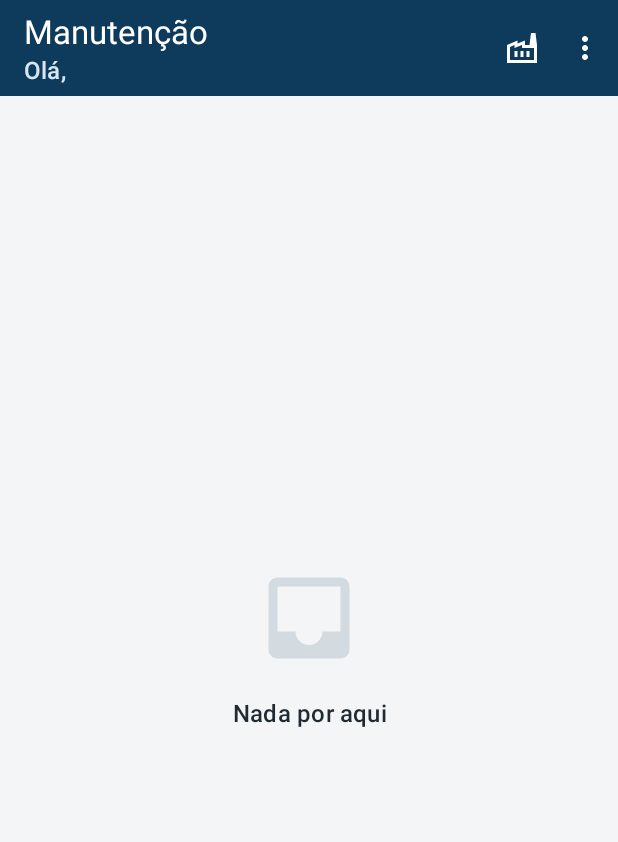
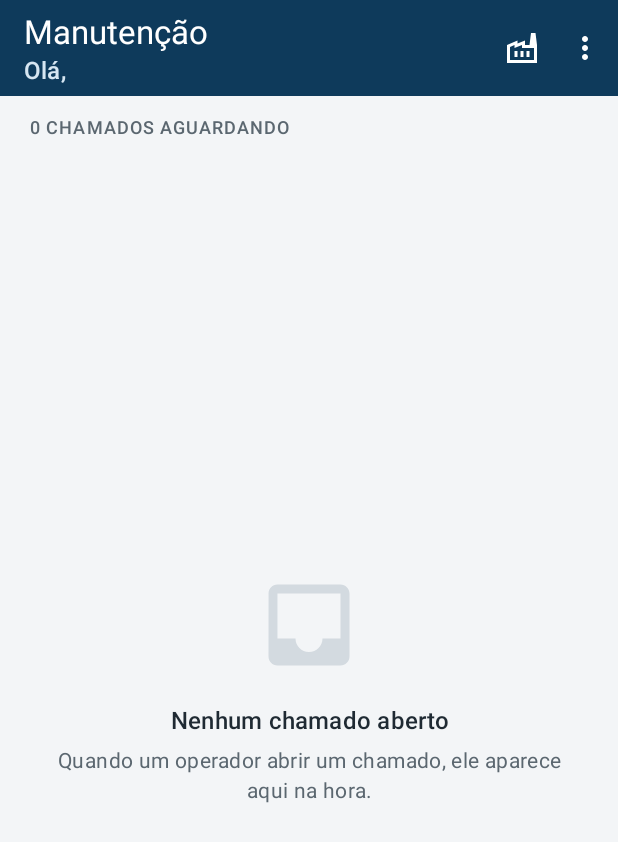
Before and after one commit to pollyana-valverde/manutec-chamados, an Android app: the TecnicoHomeActivity screen opened directly, with no data from a screen before it, on a phone screen of 412 x 824 dp. Shown: the top 842 px of the screen. Run offline under Robolectric (Android 15) with nearby library versions, the phone set to English and light mode, and no system bars; our stand-ins replace Firebase (no records; nobody signed in at launch, a user with empty details on screens opened directly).

Commit message:
feat: fila de chamados do técnico em tempo real (#4)
- Snapshot listener nos chamados com status "aberto" (C3, NC2)
- Ordenação por prioridade e depois por horário de abertura
- Contador da fila, estado vazio e "aberto há X min" atualizado a cada 30 s
- Teste unitário da ordenação

```diff
--- a/app/src/main/java/br/com/techinova/manutec/ui/TecnicoHomeActivity.java
+++ b/app/src/main/java/br/com/techinova/manutec/ui/TecnicoHomeActivity.java
@@ -2,28 +2,106 @@ package br.com.techinova.manutec.ui;
 
 import android.content.Intent;
 import android.os.Bundle;
+import android.os.Handler;
+import android.os.Looper;
 import android.view.Menu;
 import android.view.MenuItem;
+import android.view.View;
 
 import androidx.annotation.NonNull;
 import androidx.annotation.Nullable;
+import androidx.recyclerview.widget.LinearLayoutManager;
+
+import com.google.android.material.snackbar.Snackbar;
+import com.google.firebase.firestore.DocumentSnapshot;
+import com.google.firebase.firestore.FirebaseFirestore;
+import com.google.firebase.firestore.ListenerRegistration;
+
+import java.util.ArrayList;
+import java.util.List;
 
 import br.com.techinova.manutec.R;
 import br.com.techinova.manutec.databinding.ActivityTecnicoHomeBinding;
+import br.com.techinova.manutec.model.Chamado;
+import br.com.techinova.manutec.model.OrdenacaoChamados;
+import br.com.techinova.manutec.model.StatusChamado;
+import br.com.techinova.manutec.ui.adapter.ChamadoAdapter;
+import br.com.techinova.manutec.util.MensagensErro;
 import br.com.techinova.manutec.util.Sessao;
 
-/** Tela inicial do perfil tecnico (as funcionalidades entram nas próximas histórias). */
+/**
+ * Fila de chamados abertos para o técnico (C3), ordenada por prioridade e depois por
+ * horário de abertura. O snapshot listener atualiza a tela sozinho (NC2).
+ */
 public class TecnicoHomeActivity extends BaseActivity {
+
+    private static final long ATUALIZAR_TEMPOS_MS = 30_000;
+
+    private ActivityTecnicoHomeBinding binding;
+    private ChamadoAdapter adapter;
+    private ListenerRegistration escuta;
+    private final Handler relogio = new Handler(Looper.getMainLooper());
+
+    /** Atualiza o "aberto há X min" dos cartões sem precisar de nova leitura no Firestore. */
+    private final Runnable atualizarTempos = new Runnable() {
+        @Override
+        public void run() {
+            adapter.notifyItemRangeChanged(0, adapter.getItemCount());
+            relogio.postDelayed(this, ATUALIZAR_TEMPOS_MS);
+        }
+    };
 
     @Override
     protected void onCreate(@Nullable Bundle savedInstanceState) {
         super.onCreate(savedInstanceState);
-        ActivityTecnicoHomeBinding binding = ActivityTecnicoHomeBinding.inflate(getLayoutInflater());
+        binding = ActivityTecnicoHomeBinding.inflate(getLayoutInflater());
         setContentView(binding.getRoot());
         configurarAppBar(binding.raiz, binding.appBar, getString(R.string.home_tecnico_titulo), false);
         if (getSupportActionBar() != null) {
             getSupportActionBar().setSubtitle(getString(R.string.ola_usuario, Sessao.nome()));
         }
+
+        adapter = new ChamadoAdapter(null);
+        binding.lista.setLayoutManager(new LinearLayoutManager(this));
+        binding.lista.setAdapter(adapter);
+        binding.estadoVazio.tituloVazio.setText(R.string.fila_vazia_titulo);
+        binding.estadoVazio.mensagemVazio.setText(R.string.fila_vazia_mensagem);
+    }
+
+    @Override
+    protected void onStart() {
+        super.onStart();
+        escutarFila();
+        relogio.postDelayed(atualizarTempos, ATUALIZAR_TEMPOS_MS);
+    }
+
+    @Override
+    protected void onStop() {
+        super.onStop();
+        if (escuta != null) escuta.remove();
+        relogio.removeCallbacks(atualizarTempos);
+    }
+
+    private void escutarFila() {
+        escuta = FirebaseFirestore.getInstance().collection("chamados")
+                .whereEqualTo("status", StatusChamado.ABERTO.valor)
+                .addSnapshotListener((snap, erro) -> {
+                    binding.progresso.setVisibility(View.GONE);
+                    if (erro != null) {
+                        Snackbar.make(binding.getRoot(), MensagensErro.de(this, erro), Snackbar.LENGTH_LONG).show();
+                        return;
+                    }
+                    List<Chamado> chamados = new ArrayList<>();
+                    if (snap != null) {
+                        for (DocumentSnapshot doc : snap.getDocuments()) chamados.add(Chamado.de(doc));
+                    }
+                    // Ordenação no app: dispensa índice composto no Firestore
+                    chamados.sort(OrdenacaoChamados.FILA);
+                    adapter.submitList(chamados);
+                    binding.textoContagem.setText(getResources()
+                            .getQuantityString(R.plurals.fila_contagem, chamados.size(), chamados.size()));
+                    binding.estadoVazio.getRoot().setVisibility(chamados.isEmpty() ? View.VISIBLE : View.GONE);
+                });
     }
 
     @Override
--- a/app/src/main/res/layout/activity_tecnico_home.xml
+++ b/app/src/main/res/layout/activity_tecnico_home.xml
@@ -10,8 +10,36 @@
         android:id="@+id/appBar"
         layout="@layout/view_appbar" />
 
-    <include
-        android:id="@+id/estadoVazio"
-        layout="@layout/view_estado_vazio" />
+    <TextView
+        android:id="@+id/textoContagem"
+        android:layout_width="wrap_content"
+        android:layout_height="wrap_content"
+        android:layout_marginHorizontal="20dp"
+        android:layout_marginTop="12dp"
+        android:textAppearance="@style/TextAppearance.Manutec.Rotulo" />
 
+    <FrameLayout
+        android:layout_width="match_parent"
+        android:layout_height="match_parent">
+
+        <androidx.recyclerview.widget.RecyclerView
+            android:id="@+id/lista"
+            android:layout_width="match_parent"
+            android:layout_height="match_parent"
+            android:clipToPadding="false"
+            android:paddingTop="4dp"
+            android:paddingBottom="16dp" />
+
+        <include
+            android:id="@+id/estadoVazio"
+            layout="@layout/view_estado_vazio"
+            android:visibility="gone" />
+
+        <com.google.android.material.progressindicator.CircularProgressIndicator
+            android:id="@+id/progresso"
+            android:layout_width="wrap_content"
+            android:layout_height="wrap_content"
+            android:layout_gravity="center"
+            android:indeterminate="true" />
+    </FrameLayout>
 </LinearLayout>
--- a/app/src/main/res/values/strings_chamados.xml
+++ b/app/src/main/res/values/strings_chamados.xml
@@ -37,4 +37,13 @@
     <string name="item_aberto_ha">Aberto %1$s · por %2$s</string>
     <string name="item_em_atendimento">Com %1$s desde %2$s</string>
     <string name="item_encerrado">Reparo: %1$s · por %2$s</string>
+
+    <!-- Fila do técnico -->
+    <string name="fila_titulo">Fila de chamados</string>
+    <string name="fila_vazia_titulo">Nenhum chamado aberto</string>
+    <string name="fila_vazia_mensagem">Quando um operador abrir um chamado, ele aparece aqui na hora.</string>
+    <plurals name="fila_contagem">
+        <item quantity="one">%d chamado aguardando</item>
+        <item quantity="other">%d chamados aguardando</item>
+    </plurals>
 </resources>
```
Also changed, not shown: app/src/main/java/br/com/techinova/manutec/model/OrdenacaoChamados.java (added, +29 -0 lines), app/src/main/java/br/com/techinova/manutec/ui/OperadorHomeActivity.java (+2 -7 lines), 1 other file.
